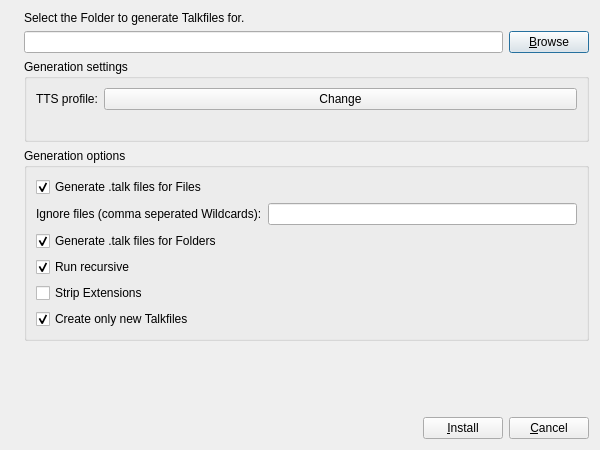
The window that rbutil/rbutilqt/installtalkfrm.ui (Rockbox/rockbox) describes before a commit, drawn with Qt 5.
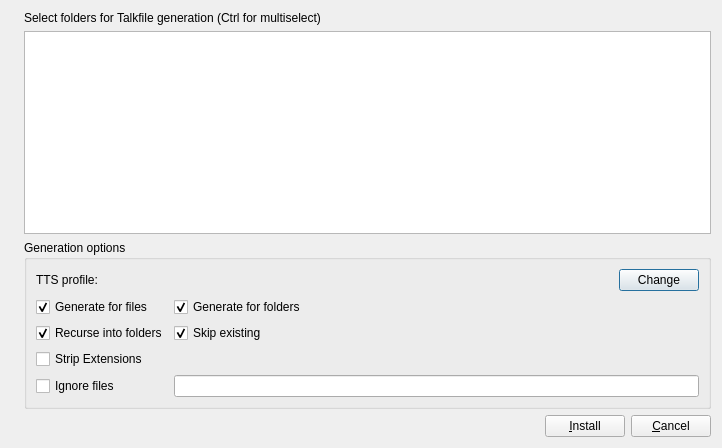
The same window after the commit. Icons and pictures are not drawn.

Commit message:
Rework talkfile creation window.
Support selecting multiple folders by replacing the provided path with a tree
view that allows selecting multiple entries. The view is limited to the
selected mountpoint (i.e. the player) so this removes the possibility of
generating talk files for files that are not on the player. However, since
Rockbox Utility disables most functionality without an attached player this
isn't too much of a problem. Creating a standalone application for talkfile
creation that is not limited to the player is possible as well.

The edit to the form file:
```diff
--- a/rbutil/rbutilqt/installtalkfrm.ui
+++ b/rbutil/rbutilqt/installtalkfrm.ui
@@ -9,15 +9,15 @@
    <rect>
     <x>0</x>
     <y>0</y>
-    <width>600</width>
-    <height>450</height>
+    <width>722</width>
+    <height>448</height>
    </rect>
   </property>
   <property name="windowTitle">
    <string>Install Talk Files</string>
   </property>
   <layout class="QGridLayout" name="gridLayout_2">
-   <item row="0" column="0" rowspan="6">
+   <item row="0" column="0" rowspan="4">
     <widget class="QLabel" name="label">
      <property name="text">
       <string/>
@@ -30,59 +30,37 @@
      </property>
     </widget>
    </item>
-   <item row="0" column="1" colspan="3">
-    <widget class="QLabel" name="label_2">
-     <property name="text">
-      <string>Select the Folder to generate Talkfiles for.</string>
-     </property>
-    </widget>
-   </item>
-   <item row="1" column="1" colspan="2">
-    <widget class="QLineEdit" name="lineTalkFolder">
-     <property name="accessibleName">
-      <string>Talkfile Folder</string>
-     </property>
-    </widget>
-   </item>
-   <item row="1" column="3">
-    <widget class="QPushButton" name="buttonBrowse">
-     <property name="text">
-      <string>&amp;Browse</string>
-     </property>
-     <property name="icon">
-      <iconset resource="rbutilqt.qrc">
-       <normaloff>:/icons/system-search.png</normaloff>:/icons/system-search.png</iconset>
-     </property>
-    </widget>
-   </item>
    <item row="2" column="1" colspan="3">
-    <widget class="QGroupBox" name="groupBox_2">
+    <widget class="QGroupBox" name="groupBox">
      <property name="title">
-      <string>Generation settings</string>
+      <string>Generation options</string>
      </property>
-     <layout class="QGridLayout" name="gridLayout_3">
-      <item row="0" column="0">
-       <widget class="QLabel" name="labelTtsProfile">
+     <layout class="QGridLayout" name="gridLayout">
+      <item row="7" column="0">
+       <widget class="QCheckBox" name="StripExtensions">
         <property name="text">
-         <string>TTS profile:</string>
+         <string>Strip Extensions</string>
+        </property>
+        <property name="checked">
+         <bool>false</bool>
+        </property>
+       </widget>
+      </item>
+      <item row="1" column="0">
+       <widget class="QCheckBox" name="talkFiles">
+        <property name="text">
+         <string>Generate for files</string>
+        </property>
+        <property name="checked">
+         <bool>true</bool>
+        </property>
+        <property name="tristate">
+         <bool>false</bool>
         </property>
        </widget>
       </item>
       <item row="0" column="1">
-       <widget class="QPushButton" name="change">
-        <property name="sizePolicy">
-         <sizepolicy hsizetype="Minimum" vsizetype="Minimum">
-          <horstretch>0</horstretch>
-          <verstretch>0</verstretch>
-         </sizepolicy>
-        </property>
-        <property name="text">
-         <string>Change</string>
-        </property>
-       </widget>
-      </item>
-      <item row="1" column="1">
-       <spacer>
+       <spacer name="horizontalSpacer">
         <property name="orientation">
          <enum>Qt::Horizontal</enum>
         </property>
@@ -94,36 +72,70 @@
         </property>
        </spacer>
       </item>
+      <item row="0" column="0">
+       <widget class="QLabel" name="labelTtsProfile">
+        <property name="text">
+         <string>TTS profile:</string>
+        </property>
+       </widget>
+      </item>
+      <item row="1" column="1" colspan="2">
+       <widget class="QCheckBox" name="talkFolders">
+        <property name="text">
+         <string>Generate for folders</string>
+        </property>
+        <property name="checked">
+         <bool>true</bool>
+        </property>
+       </widget>
+      </item>
+      <item row="4" column="0">
+       <widget class="QCheckBox" name="recursive">
+        <property name="text">
+         <string>Recurse into folders</string>
+        </property>
+        <property name="checked">
+         <bool>true</bool>
+        </property>
+       </widget>
+      </item>
+      <item row="0" column="2">
+       <widget class="QPushButton" name="change">
+        <property name="sizePolicy">
+         <sizepolicy hsizetype="Minimum" vsizetype="Minimum">
+          <horstretch>0</horstretch>
+          <verstretch>0</verstretch>
+         </sizepolicy>
+        </property>
+        <property name="text">
+         <string>Change</string>
+        </property>
+       </widget>
+      </item>
+      <item row="8" column="0">
+       <widget class="QCheckBox" name="checkBox">
+        <property name="text">
+         <string>Ignore files</string>
+        </property>
+       </widget>
+      </item>
+      <item row="8" column="1" colspan="2">
+       <widget class="QLineEdit" name="ignoreFiles"/>
+      </item>
+      <item row="4" column="1" colspan="2">
+       <widget class="QCheckBox" name="GenerateOnlyNew">
+        <property name="text">
+         <string>Skip existing</string>
+        </property>
+        <property name="checked">
+         <bool>true</bool>
+        </property>
+       </widget>
+      </item>
      </layout>
     </widget>
    </item>
-   <item row="4" column="2">
-    <spacer>
-     <property name="orientation">
-      <enum>Qt::Vertical</enum>
-     </property>
-     <property name="sizeHint" stdset="0">
-      <size>
-       <width>20</width>
-       <height>40</height>
-      </size>
-     </property>
-    </spacer>
-   </item>
-   <item row="5" column="1">
-    <spacer>
-     <property name="orientation">
-      <enum>Qt::Horizontal</enum>
-     </property>
-     <property name="sizeHint" stdset="0">
-      <size>
-       <width>40</width>
-       <height>20</height>
-      </size>
-     </property>
-    </spacer>
-   </item>
-   <item row="5" column="2" colspan="2">
+   <item row="3" column="2" colspan="2">
     <layout class="QHBoxLayout">
      <item>
       <widget class="QPushButton" name="buttonOk">
@@ -149,78 +161,32 @@
      </item>
     </layout>
    </item>
-   <item row="3" column="1" colspan="3">
-    <widget class="QGroupBox" name="groupBox">
-     <property name="title">
-      <string>Generation options</string>
+   <item row="1" column="1" colspan="3">
+    <widget class="QTreeView" name="treeView"/>
+   </item>
+   <item row="0" column="1" colspan="3">
+    <widget class="QLabel" name="label_2">
+     <property name="text">
+      <string>Select folders for Talkfile generation (Ctrl for multiselect)</string>
      </property>
-     <layout class="QGridLayout" name="gridLayout">
-      <item row="2" column="1">
-       <widget class="QLineEdit" name="ignoreFiles"/>
-      </item>
-      <item row="2" column="0">
-       <widget class="QLabel" name="label_3">
-        <property name="text">
-         <string>Ignore files (comma seperated Wildcards):</string>
-        </property>
-       </widget>
-      </item>
-      <item row="0" column="0">
-       <widget class="QCheckBox" name="talkFiles">
-        <property name="text">
-         <string>Generate .talk files for Files</string>
-        </property>
-        <property name="checked">
-         <bool>true</bool>
-        </property>
-        <property name="tristate">
-         <bool>false</bool>
-        </property>
-       </widget>
-      </item>
-      <item row="4" column="0">
-       <widget class="QCheckBox" name="talkFolders">
-        <property name="text">
-         <string>Generate .talk files for Folders</string>
-        </property>
-        <property name="checked">
-         <bool>true</bool>
-        </property>
-       </widget>
-      </item>
-      <item row="5" column="0">
-       <widget class="QCheckBox" name="recursive">
-        <property name="text">
-         <string>Run recursive</string>
-        </property>
-        <property name="checked">
-         <bool>true</bool>
-        </property>
-       </widget>
-      </item>
-      <item row="6" column="0">
-       <widget class="QCheckBox" name="StripExtensions">
-        <property name="text">
-         <string>Strip Extensions</string>
-        </property>
-        <property name="checked">
-         <bool>false</bool>
-        </property>
-       </widget>
-      </item>
-      <item row="7" column="0">
-       <widget class="QCheckBox" name="GenerateOnlyNew">
-        <property name="text">
-         <string>Create only new Talkfiles</string>
-        </property>
-        <property name="checked">
-         <bool>true</bool>
-        </property>
-       </widget>
-      </item>
-     </layout>
     </widget>
    </item>
+   <item row="3" column="1">
+    <spacer>
+     <property name="orientation">
+      <enum>Qt::Horizontal</enum>
+     </property>
+     <property name="sizeType">
+      <enum>QSizePolicy::Expanding</enum>
+     </property>
+     <property name="sizeHint" stdset="0">
+      <size>
+       <width>20</width>
+       <height>20</height>
+      </size>
+     </property>
+    </spacer>
+   </item>
   </layout>
  </widget>
  <tabstops>
```
Left out of the diff: 12 changed lines with no effect on the pictures. The commit also changes 2 other files.
